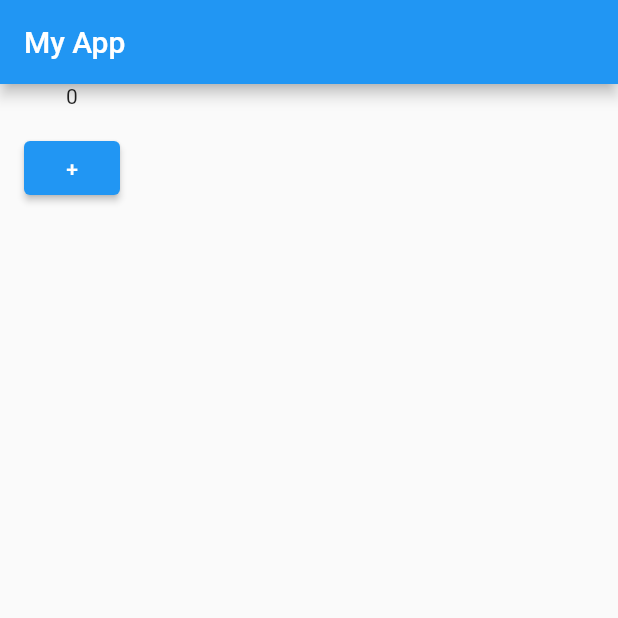
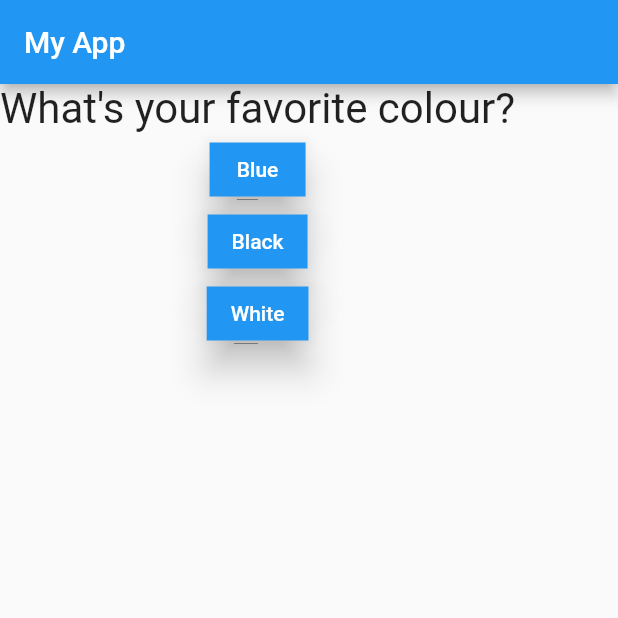
Before and after one commit to BrunoCodeman/flutter_course, a Flutter app: the screen it shows after launch, on a phone screen of 412 x 824 dp, the top half of it. Run offline on Flutter 3.47's test engine with Material 2 defaults, Android fonts, the phone set to English and light mode, and no system bars.

```diff
--- /dev/null
+++ b/lib/answer.dart
@@ -0,0 +1,21 @@
+import 'package:flutter/material.dart';
+
+class Answer extends StatelessWidget {
+  final VoidCallback onPressed;
+  final String answerText;
+  const Answer(this.onPressed, this.answerText);
+
+  @override
+  Widget build(BuildContext context) {
+    return Container(
+        child: ElevatedButton(
+      style: ButtonStyle(
+          elevation: MaterialStateProperty.all(10),
+          backgroundColor: MaterialStateProperty.all<Color>(Colors.blue),
+          shape: MaterialStateProperty.all<RoundedRectangleBorder>(
+              RoundedRectangleBorder())),
+      onPressed: this.onPressed,
+      child: Text(this.answerText),
+    ));
+  }
+}
--- a/lib/main.dart
+++ b/lib/main.dart
@@ -1,5 +1,7 @@
 import 'package:flutter/material.dart';
-import 'package:flutter/material.dart';
+import 'package:flutter_basics/answer.dart';
+import './question.dart';
+import './answer.dart';
 
 void main() => runApp(MyApp());
 
@@ -11,13 +13,21 @@ class MyApp extends StatefulWidget {
 }
 
 class _MyAppState extends State<MyApp> {
+  final questions = [
+    {
+      "questionText": "What's your favorite colour?",
+      "answers": ["Blue", "Black", "White"]
+    },
+    {
+      "questionText": "What's your favorite animal?",
+      "answers": ["Cat", "Dog", "Capybara"]
+    },
+  ];
   var _questionIndex = 0;
   void _addAnswer() {
     setState(() {
-      _questionIndex += 1;
+      _questionIndex = _questionIndex == 0 ? 1 : 0;
     });
-
-    print(_questionIndex);
   }
 
   @override
@@ -27,17 +37,15 @@ class _MyAppState extends State<MyApp> {
         appBar: AppBar(
           title: Text("My App"),
         ),
-        body: Column(
-          children: [
-            Text(_questionIndex.toString()),
-            Padding(
-              padding: EdgeInsets.all(16),
-              child: ElevatedButton(
-                onPressed: _addAnswer,
-                child: Text("+"),
-              ),
-            )
-          ],
+        body: Container(
+          child: Column(children: [
+            Question(questions[_questionIndex]["questionText"] as String),
+            // ... funciona como em JS: separa a lista em items individuais
+            ...(questions[_questionIndex]["answers"] as List<String>)
+                .map((answer) {
+              return Answer(_addAnswer, answer);
+            }).toList()
+          ]),
         ),
       ),
     );
--- /dev/null
+++ b/lib/question.dart
@@ -0,0 +1,18 @@
+import 'package:flutter/material.dart';
+
+class Question extends StatelessWidget {
+  final String questionText;
+
+  Question(this.questionText);
+
+  @override
+  Widget build(BuildContext context) {
+    return Container(
+      child: Text(
+        questionText,
+        style: TextStyle(fontSize: 28),
+        textAlign: TextAlign.center,
+      ),
+    );
+  }
+}
```
